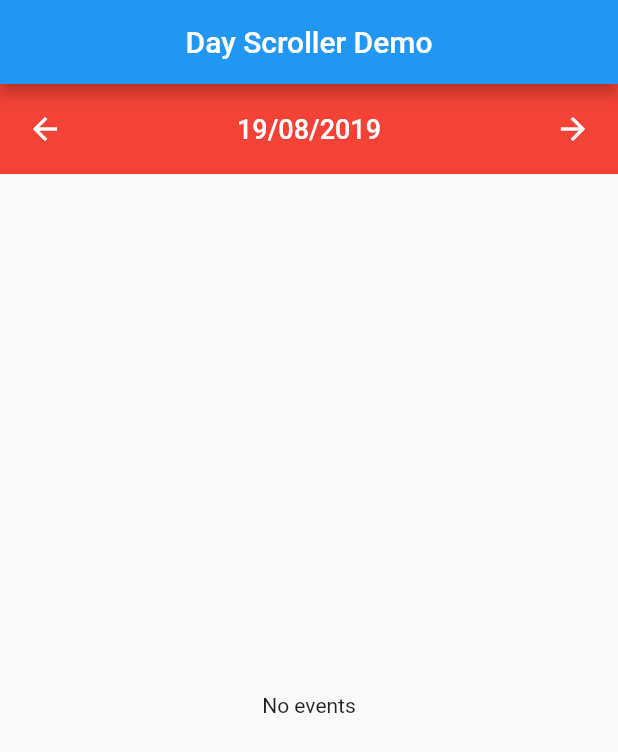
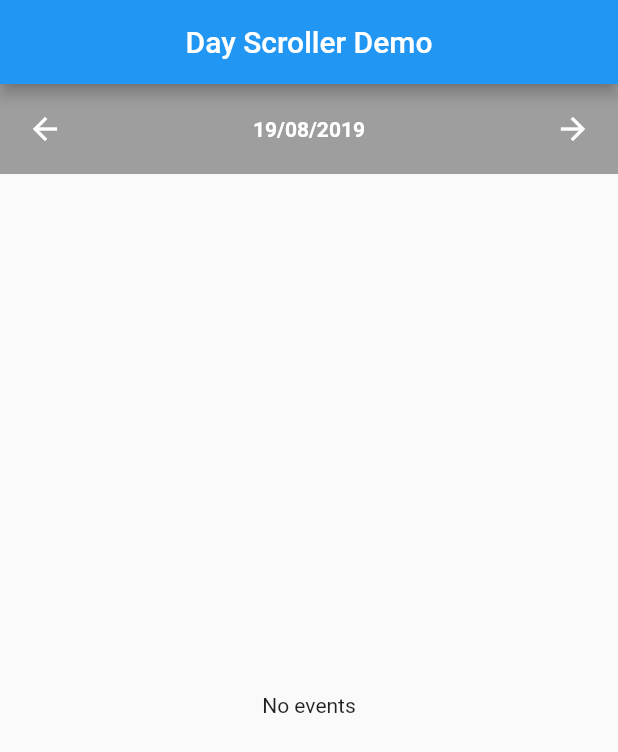
Before and after one commit to bmb-enterprises/scrolling-day-calendar, a Flutter app: the screen it shows after launch, on a phone screen of 412 x 824 dp. Shown: the top 752 px of the screen. Run offline on Flutter 3.47's test engine with Material 2 defaults, Android fonts, the phone set to English and light mode, and no system bars.

Commit message:
update image links

```diff
--- a/lib/scrolling_day_calendar.dart
+++ b/lib/scrolling_day_calendar.dart
@@ -12,20 +12,41 @@ typedef ScrollingDayCalendarBuilder = Widget Function(
 );
 
 class ScrollingDayCalendar extends StatefulWidget {
-  final DateTime startDate; // first date on the pages
-  final DateTime endDate; // last date on the pages
-  final DateTime selectedDate; // the active date
-  final Function onDateChange; // what to do then the date changes
-  final Widget pageItems; // page widgets to display
-  final Duration pageChangeDuration =
-      Duration(milliseconds: 700); // page transition duration
+  // first date on the pages
+  final DateTime startDate;
+  // last date on the pages
+  final DateTime endDate;
+  // the active date
+  final DateTime selectedDate;
+  // what to do then the date changes
+  final Function onDateChange;
+  // page widgets to display
+  final Widget pageItems;
+  // date format
+  final String dateFormat;
+  // date style
+  final TextStyle dateStyle;
+  // background color for date container
+  final Color dateBackgroundColor;
+  // forward icon
+  final IconData forwardIcon;
+  // back icon
+  final IconData backwardIcon;
+  // page change duration
+  final Duration pageChangeDuration;
 
   ScrollingDayCalendar({
-    this.startDate,
-    this.endDate,
-    this.selectedDate,
-    this.onDateChange,
     @required this.pageItems,
+    @required this.startDate,
+    @required this.endDate,
+    @required this.selectedDate,
+    @required this.onDateChange,
+    this.dateFormat,
+    this.dateStyle,
+    this.dateBackgroundColor,
+    this.forwardIcon,
+    this.backwardIcon,
+    this.pageChangeDuration,
   });
 
   @override
@@ -64,7 +85,13 @@ class _ScrollingDayCalendarState extends State<ScrollingDayCalendar> {
 
     _previousPage = _pageController.page.round();
 
-    widget.onDateChange(direction);
+    widget.onDateChange(direction, _selectedDate);
+  }
+
+  @override
+  void dispose() {
+    _pageController.dispose();
+    super.dispose();
   }
 
   @override
@@ -94,19 +121,25 @@ class _ScrollingDayCalendarState extends State<ScrollingDayCalendar> {
             Container(
               height: 60.0,
               width: 60.0,
-              color: Colors.red,
+              color: widget.dateBackgroundColor != null
+                  ? widget.dateBackgroundColor
+                  : Colors.red,
               child: Center(
                 child: MaterialButton(
                   onPressed: () {
                     setState(() {
                       _pageController.previousPage(
-                        duration: widget.pageChangeDuration,
+                        duration: widget.pageChangeDuration != null
+                            ? widget.pageChangeDuration
+                            : Duration(microseconds: 700),
                         curve: Curves.easeIn,
                       );
                     });
                   },
                   child: Icon(
-                    Icons.arrow_back,
+                    widget.backwardIcon == null
+                        ? Icons.arrow_back
+                        : widget.backwardIcon,
                     color: Colors.white,
                   ),
                 ),
@@ -115,17 +148,24 @@ class _ScrollingDayCalendarState extends State<ScrollingDayCalendar> {
             Expanded(
               child: Container(
                 height: 60.0,
-                color: Colors.red,
+                color: widget.dateBackgroundColor != null
+                    ? widget.dateBackgroundColor
+                    : Colors.red,
                 child: Padding(
                   padding: EdgeInsets.only(top: 15.0, bottom: 15.0),
                   child: Center(
                     child: Text(
-                      DateFormat("dd/MM/yyyy").format(_selectedDate),
-                      style: TextStyle(
-                        fontWeight: FontWeight.w500,
-                        color: Colors.white,
-                        fontSize: 18.0,
-                      ),
+                      DateFormat(widget.dateFormat != null
+                              ? widget.dateFormat
+                              : "dd/MM/yyyy")
+                          .format(_selectedDate),
+                      style: widget.dateStyle != null
+                          ? widget.dateStyle
+                          : TextStyle(
+                              fontWeight: FontWeight.w500,
+                              color: Colors.white,
+                              fontSize: 18.0,
+                            ),
                     ),
                   ),
                 ),
@@ -134,19 +174,25 @@ class _ScrollingDayCalendarState extends State<ScrollingDayCalendar> {
             Container(
               height: 60.0,
               width: 60.0,
-              color: Colors.red,
+              color: widget.dateBackgroundColor != null
+                  ? widget.dateBackgroundColor
+                  : Colors.red,
               child: Center(
                 child: MaterialButton(
                   onPressed: () {
                     setState(() {
                       _pageController.nextPage(
-                        duration: widget.pageChangeDuration,
+                        duration: widget.pageChangeDuration != null
+                            ? widget.pageChangeDuration
+                            : Duration(milliseconds: 700),
                         curve: Curves.easeIn,
                       );
                     });
                   },
                   child: Icon(
-                    Icons.arrow_forward,
+                    widget.forwardIcon == null
+                        ? Icons.arrow_forward
+                        : widget.forwardIcon,
                     color: Colors.white,
                   ),
                 ),
@@ -158,13 +204,13 @@ class _ScrollingDayCalendarState extends State<ScrollingDayCalendar> {
           child: PageView.builder(
             controller: _pageController,
             scrollDirection: Axis.horizontal,
+            itemCount: _totalPages, // Can be null
             onPageChanged: (direction) => onPageChange(direction),
             itemBuilder: (context, index) {
               return Center(
                 child: widget.pageItems,
               );
             },
-            itemCount: _totalPages, // Can be null
           ),
         ),
       ],
--- a/pubspec.yaml
+++ b/pubspec.yaml
@@ -1,7 +1,7 @@
 name: scrolling_day_calendar
 description: A flutter calendar for scrolling a day date
-version: 0.0.1
-author: BMB Enterprises
+version: 0.0.2
+author: "BMB enterprises <info@bmbenterprises.ltd>"
 homepage: https://bmbenterprises.ltd
 
 environment:
```
Also changed, not shown: 2 other files.
